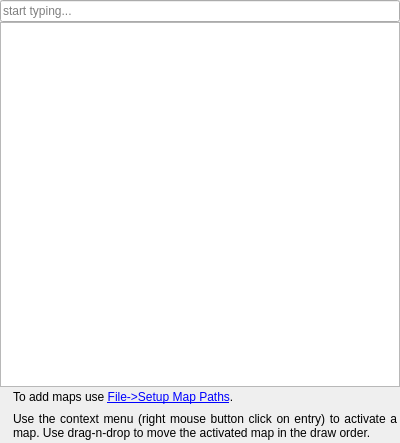
Qt form src/qmapshack/map/IMapList.ui (Maproom/qmapshack) before a commit.
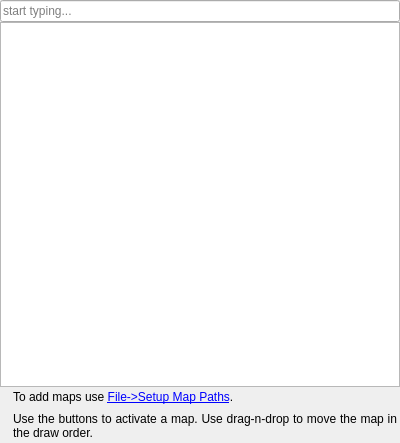
The same form after that commit. Icons and pictures are not drawn. Custom widgets are drawn as their Qt base class.

```diff
--- a/src/qmapshack/map/IMapList.ui
+++ b/src/qmapshack/map/IMapList.ui
@@ -123,7 +123,7 @@
        <item>
         <widget class="QLabel" name="labelHelpActivateMap">
          <property name="text">
-          <string>Use the context menu (right mouse button click on entry) to activate a map. Use drag-n-drop to move the activated map in the draw order. </string>
+          <string>Use the buttons to activate a map. Use drag-n-drop to move the map in the draw order. </string>
          </property>
          <property name="alignment">
           <set>Qt::AlignmentFlag::AlignJustify|Qt::AlignmentFlag::AlignVCenter</set>
```
Left out of the diff: 15 changed lines with no effect on the pictures.
